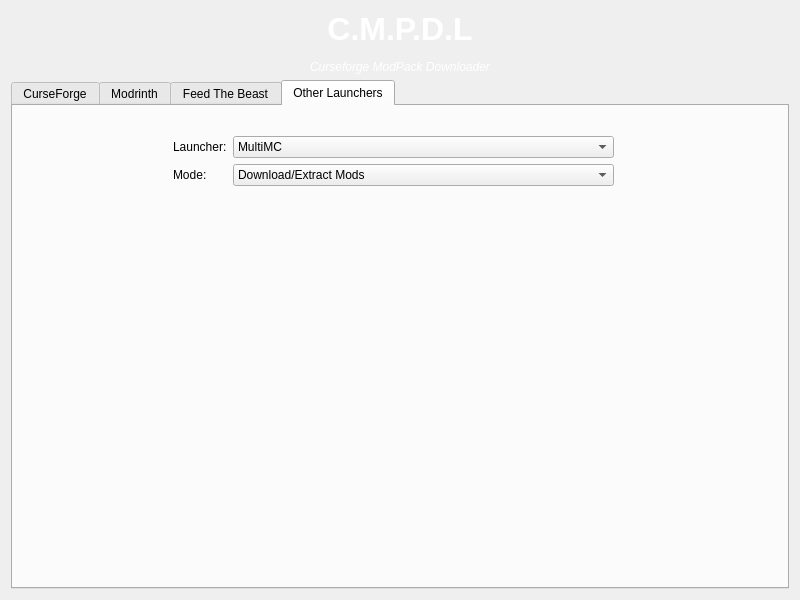
Old version of the form src/GUI/resources/main.ui in the repository Advik-B/CMPDL.
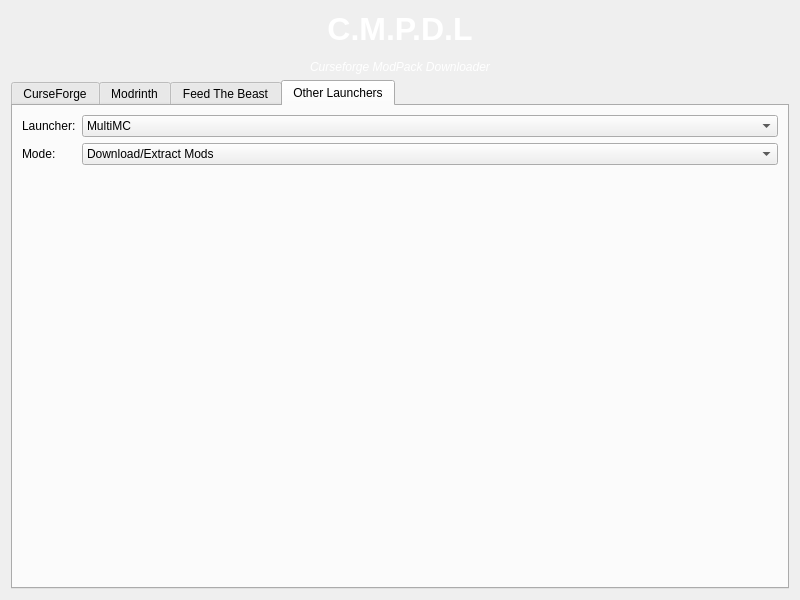
New version of the form.

The edit to the form file:
```diff
--- a/src/GUI/resources/main.ui
+++ b/src/GUI/resources/main.ui
@@ -45,15 +45,8 @@
       <attribute name="title">
        <string>Other Launchers</string>
       </attribute>
-      <widget class="QWidget" name="formLayoutWidget">
-       <property name="geometry">
-        <rect>
-         <x>160</x>
-         <y>30</y>
-         <width>441</width>
-         <height>391</height>
-        </rect>
-       </property>
+      <layout class="QGridLayout" name="gridLayout_2">
+       <item row="0" column="0">
        <layout class="QFormLayout" name="formLayout">
         <item row="0" column="0">
          <widget class="QLabel" name="label_2">
@@ -132,7 +125,8 @@
          </widget>
         </item>
        </layout>
-      </widget>
+       </item>
+      </layout>
      </widget>
     </widget>
    </item>
```
Left out of the diff: 17 changed lines with no effect on the pictures. Lines whose indentation alone changed are shown as unchanged.
